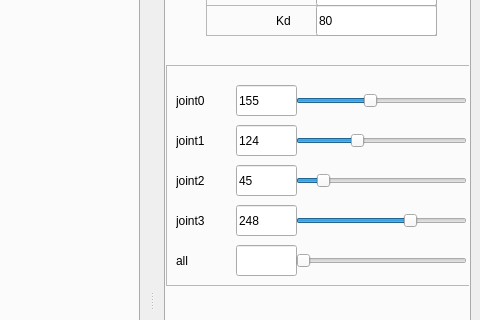
Old version of the form myoFPGA/src/interface/ui/main_window.ui in the repository Roboy/myoFPGA; both pictures show x 825 to 1305 and y 138 to 458 of the 1305 by 878 pixel window.
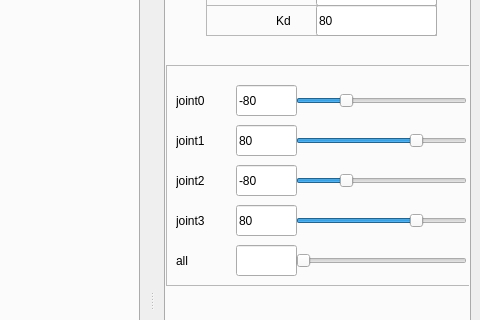
New version of the form. Icons and pictures are not drawn. Custom widgets are drawn as their Qt base class.

Diff of the .ui file:
```diff
--- a/myoFPGA/src/interface/ui/main_window.ui
+++ b/myoFPGA/src/interface/ui/main_window.ui
@@ -2613,7 +2613,7 @@
            </rect>
           </property>
           <property name="text">
-           <string>155</string>
+           <string>-80</string>
           </property>
           <property name="readOnly">
            <bool>true</bool>
@@ -2629,13 +2629,13 @@
            </rect>
           </property>
           <property name="minimum">
-           <number>0</number>
+           <number>-180</number>
           </property>
           <property name="maximum">
-           <number>360</number>
+           <number>180</number>
           </property>
           <property name="value">
-           <number>155</number>
+           <number>-80</number>
           </property>
           <property name="orientation">
            <enum>Qt::Horizontal</enum>
@@ -2664,13 +2664,13 @@
            </rect>
           </property>
           <property name="minimum">
-           <number>0</number>
+           <number>-180</number>
           </property>
           <property name="maximum">
-           <number>360</number>
+           <number>180</number>
           </property>
           <property name="value">
-           <number>124</number>
+           <number>80</number>
           </property>
           <property name="orientation">
            <enum>Qt::Horizontal</enum>
@@ -2699,7 +2699,7 @@
            </rect>
           </property>
           <property name="text">
-           <string>124</string>
+           <string>80</string>
           </property>
           <property name="readOnly">
            <bool>true</bool>
@@ -2715,13 +2715,13 @@
            </rect>
           </property>
           <property name="minimum">
-           <number>0</number>
+           <number>-180</number>
           </property>
           <property name="maximum">
-           <number>360</number>
+           <number>180</number>
           </property>
           <property name="value">
-           <number>45</number>
+           <number>-80</number>
           </property>
           <property name="orientation">
            <enum>Qt::Horizontal</enum>
@@ -2737,7 +2737,7 @@
            </rect>
           </property>
           <property name="text">
-           <string>45</string>
+           <string>-80</string>
           </property>
           <property name="readOnly">
            <bool>true</bool>
@@ -2766,13 +2766,13 @@
            </rect>
           </property>
           <property name="minimum">
-           <number>0</number>
+           <number>-180</number>
           </property>
           <property name="maximum">
-           <number>360</number>
+           <number>180</number>
           </property>
           <property name="value">
-           <number>248</number>
+           <number>80</number>
           </property>
           <property name="orientation">
            <enum>Qt::Horizontal</enum>
@@ -2788,7 +2788,7 @@
            </rect>
           </property>
           <property name="text">
-           <string>248</string>
+           <string>80</string>
           </property>
           <property name="readOnly">
            <bool>true</bool>
```
Left out of the diff: 2 changed lines with no effect on the pictures.
